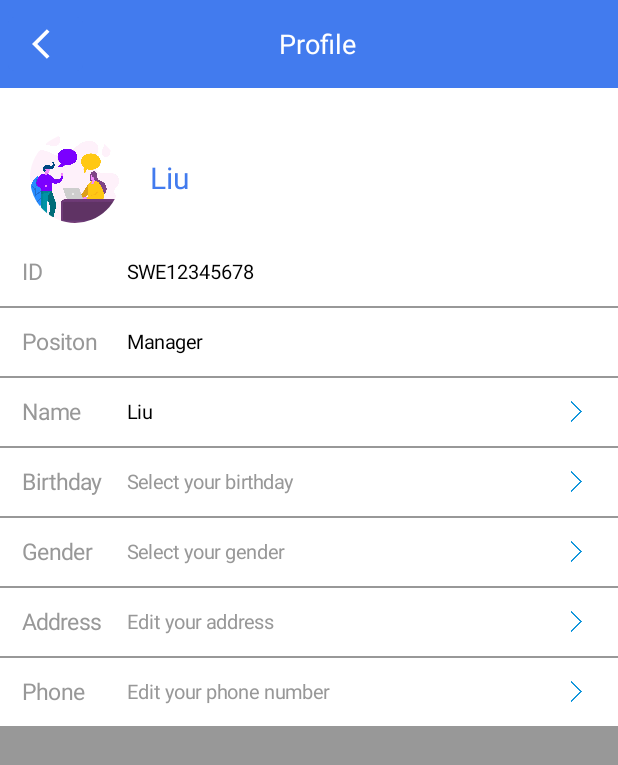
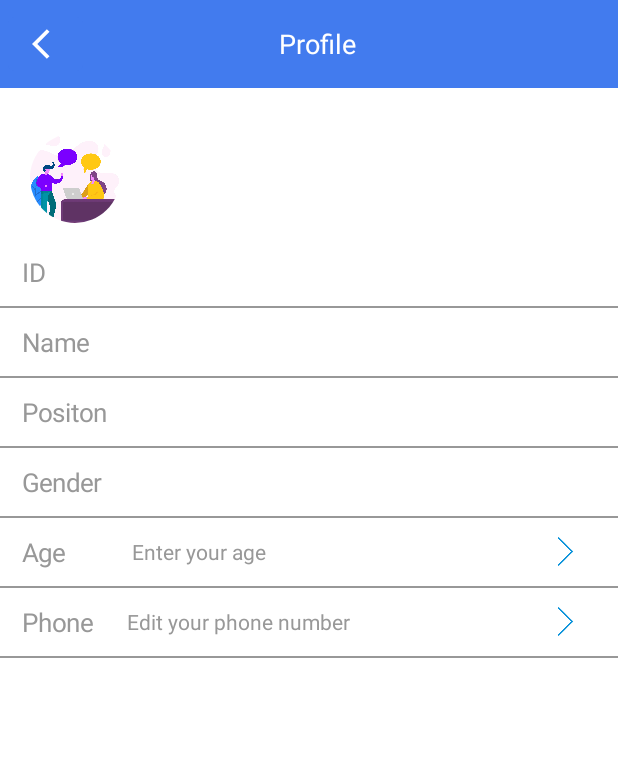
Before and after one commit to loahpotato/welfare_system, an Android app: the ProfileActivity screen opened directly, with no data from a screen before it, on a phone screen of 412 x 824 dp. Shown: the top 765 px of the screen. Run offline under Robolectric (Android 15) with nearby library versions, the phone set to English and light mode, and no system bars.

Commit message:
完成profile功能

```diff
--- a/app/src/main/AndroidManifest.xml
+++ b/app/src/main/AndroidManifest.xml
@@ -12,7 +12,8 @@
         android:roundIcon="@mipmap/ic_launcher_round"
         android:supportsRtl="true"
         android:theme="@style/Theme.WelfareHomesManagementSystem">
-        <activity android:name=".Activity.AppVersionActivity"></activity>
+        <activity android:name=".Activity.UpdateProfileActivity"></activity>
+        <activity android:name=".Activity.AppVersionActivity" />
         <activity android:name=".Activity.HomeFunction.HospitalListActivity" />
         <activity android:name=".Activity.HomeFunction.HealthCheckActivity" />
         <activity android:name=".Activity.HomeFunction.HealthResultActivity" />
--- a/app/src/main/java/com/example/welfarehomesmanagementsystem/Activity/ProfileActivity.java
+++ b/app/src/main/java/com/example/welfarehomesmanagementsystem/Activity/ProfileActivity.java
@@ -1,19 +1,99 @@
 package com.example.welfarehomesmanagementsystem.Activity;
 
+import android.content.Context;
+import android.content.DialogInterface;
+import android.content.Intent;
+import android.content.SharedPreferences;
+import android.database.Cursor;
 import android.os.Bundle;
+import android.util.AttributeSet;
+import android.view.MotionEvent;
+import android.view.View;
+import android.view.inputmethod.InputMethodManager;
+import android.widget.ImageView;
+import android.widget.TextView;
 
+import androidx.annotation.NonNull;
+import androidx.annotation.Nullable;
+import androidx.appcompat.app.AlertDialog;
 import androidx.appcompat.app.AppCompatActivity;
 
+import com.example.welfarehomesmanagementsystem.Activity.HomeFunction.HealthResultActivity;
+import com.example.welfarehomesmanagementsystem.DatabaseHelper;
 import com.example.welfarehomesmanagementsystem.R;
+import com.example.welfarehomesmanagementsystem.widget.ItemGroup;
 import com.example.welfarehomesmanagementsystem.widget.TitleLayout;
 
 public class ProfileActivity extends AppCompatActivity {
 
+    private TextView title_name;
+    private ItemGroup id,name,position,gender,age,phone;
+    private SharedPreferences pref ;
+    private DatabaseHelper DB;
     @Override
     protected void onCreate(Bundle savedInstanceState) {
         super.onCreate(savedInstanceState);
         setContentView(R.layout.activity_profile);
         TitleLayout t=findViewById(R.id.title_profile);
         t.setT(R.string.profile);
+
+        title_name=findViewById(R.id.profile_name);
+        id=findViewById(R.id.ig_id);
+        name=findViewById(R.id.ig_name);
+        position=findViewById(R.id.ig_position);
+        gender=findViewById(R.id.ig_gender);
+        age=findViewById(R.id.ig_age);
+        phone=findViewById(R.id.ig_phone);
+
+        DB = new DatabaseHelper(this);
+        pref= getSharedPreferences("CurrentUserId",MODE_PRIVATE);
+        String uid = pref.getString("currentUserId","");
+
+        Cursor result = DB.getUserById(uid);
+        while(result.moveToNext()) {
+            title_name.setText(result.getString(1));
+            id.setContent(uid);
+            name.setContent(result.getString(1));
+            if(result.getInt(3)==0)
+                position.setContent("Staff");
+            else
+                position.setContent("Manager");
+            gender.setContent(result.getString(6));
+            age.setContent(result.getString(4));
+            phone.setContent(result.getString(5));
+        }
+        age.getJtRightIv().setOnClickListener(new View.OnClickListener() {
+            @Override
+            public void onClick(View v) {
+                Intent intent = new Intent(ProfileActivity.this, UpdateProfileActivity.class);
+                startActivityForResult(intent,1);
+            }
+        });
+        phone.getJtRightIv().setOnClickListener(new View.OnClickListener() {
+            @Override
+            public void onClick(View v) {
+                Intent intent = new Intent(ProfileActivity.this, UpdateProfileActivity.class);
+                startActivityForResult(intent,1);
+            }
+        });
+
+    }
+
+    @Override
+    protected void onActivityResult(int requestCode, int resultCode, Intent data) {
+        super.onActivityResult(requestCode, resultCode, data);
+        switch (requestCode) {
+            case 1:
+                if (resultCode == RESULT_OK) {
+                    String re_age = data.getStringExtra("age");
+                    String re_phone = data.getStringExtra("phone");
+                    if(!re_age.equals(""))
+                        age.setContent(re_age);
+                    if(!re_phone.equals(""))
+                        phone.setContent(re_phone);
+                }
+                break;
+            default:
+        }
     }
 }
--- a/app/src/main/java/com/example/welfarehomesmanagementsystem/widget/ItemGroup.java
+++ b/app/src/main/java/com/example/welfarehomesmanagementsystem/widget/ItemGroup.java
@@ -1,12 +1,20 @@
 package com.example.welfarehomesmanagementsystem.widget;
 
+import android.annotation.SuppressLint;
 import android.content.Context;
 import android.content.res.TypedArray;
+import android.text.Editable;
+import android.text.InputType;
+import android.text.method.KeyListener;
 import android.util.AttributeSet;
+import android.util.Log;
+import android.view.KeyEvent;
 import android.view.LayoutInflater;
+import android.view.MotionEvent;
 import android.view.View;
 import android.widget.EditText;
 import android.widget.FrameLayout;
+import android.widget.ImageButton;
 import android.widget.ImageView;
 import android.widget.LinearLayout;
 import android.widget.TextView;
@@ -23,10 +31,14 @@ public class ItemGroup extends FrameLayout{
     private LinearLayout itemGroupLayout; //组合控件的布局
     private TextView titleTv; //标题
     private TextView contentEdt; //输入框
-    private ImageView jtRightIv; //向右的箭头
+    private ImageButton jtRightIv; //向右的箭头
 
-    public TextView getContentEdt() {
-        return contentEdt;
+    public ImageView getJtRightIv() {
+        return jtRightIv;
+    }
+
+    public void setContent(String contentEdt) {
+        this.contentEdt.setText(contentEdt);
     }
 
     public ItemGroup(@NonNull Context context) {
@@ -52,10 +64,11 @@ public class ItemGroup extends FrameLayout{
         itemGroupLayout = (LinearLayout) view.findViewById(R.id.item_group_layout);
         titleTv = (TextView) view.findViewById(R.id.title_tv);
         contentEdt = (TextView) view.findViewById(R.id.content_edt);
-        jtRightIv = (ImageView) view.findViewById(R.id.jt_right_iv);
+        jtRightIv = (ImageButton) view.findViewById(R.id.jt_right_iv);
         addView(view); //把自定义的这个组合控件的布局加入到当前FramLayout
     }
 
+    @SuppressLint("ClickableViewAccessibility")
     private void initAttrs(Context context, AttributeSet attrs) {
         int defaultTitleColor = context.getResources().getColor(R.color.gray);
         int defaultEdtColor = context.getResources().getColor(R.color.black);
@@ -67,10 +80,10 @@ public class ItemGroup extends FrameLayout{
         float paddingRight = typedArray.getDimension(R.styleable.ItemGroup_paddingRight, 15);
         float paddingTop = typedArray.getDimension(R.styleable.ItemGroup_paddingTop, 5);
         float paddingBottom = typedArray.getDimension(R.styleable.ItemGroup_paddingTop, 5);
-        float titleSize = typedArray.getDimension(R.styleable.ItemGroup_title_size, 15);
+        float titleSize = typedArray.getDimension(R.styleable.ItemGroup_title_size, 17);
         int titleColor = typedArray.getColor(R.styleable.ItemGroup_title_color, defaultTitleColor);
         String content = typedArray.getString(R.styleable.ItemGroup_edt_content);
-        float contentSize = typedArray.getDimension(R.styleable.ItemGroup_edt_text_size, 13);
+        float contentSize = typedArray.getDimension(R.styleable.ItemGroup_edt_text_size, 14);
         int contentColor = typedArray.getColor(R.styleable.ItemGroup_edt_text_color, defaultEdtColor);
         String hintContent = typedArray.getString(R.styleable.ItemGroup_edt_hint_content);
         int hintColor = typedArray.getColor(R.styleable.ItemGroup_edt_hint_text_color, defaultHintColor);
@@ -92,9 +105,10 @@ public class ItemGroup extends FrameLayout{
         contentEdt.setTextColor(contentColor);
         contentEdt.setHint(hintContent);
         contentEdt.setHintTextColor(hintColor);
-//        contentEdt.setFocusable(isEditable); //设置输入框是否可以编辑
-//        contentEdt.setClickable(true);
-//        contentEdt.setKeyListener(null);
+
+        //contentEdt.setKeyListener();
         jtRightIv.setVisibility(showJtIcon ? View.VISIBLE : View.GONE);  //设置向右的箭头图标是否可见
     }
+
+
 }
--- a/app/src/main/res/layout/activity_profile.xml
+++ b/app/src/main/res/layout/activity_profile.xml
@@ -6,7 +6,8 @@ android:layout_width="match_parent"
 android:layout_height="match_parent"
 tools:context=".Activity.ProfileActivity"
 android:orientation="vertical"
-android:background="@color/gray">
+android:background="@color/white"
+>
 
     <com.example.welfarehomesmanagementsystem.widget.TitleLayout
         android:layout_width="match_parent"
@@ -31,10 +32,10 @@ android:background="@color/gray">
             />
 
         <TextView
+            android:id="@+id/profile_name"
             android:layout_width="wrap_content"
             android:layout_height="wrap_content"
             android:layout_gravity="center"
-            android:text="Liu"
             android:textColor="@color/blue"
             android:layout_marginLeft="20dp"
             android:textSize="20sp"/>
@@ -45,51 +46,49 @@ android:background="@color/gray">
         android:id="@+id/ig_id"
         android:layout_width="match_parent"
         android:layout_height="wrap_content"
+        app:isEditable="false"
         app:jt_visible="false"
         app:paddingLeft="15dp"
-        app:edt_content="SWE12345678"
+        app:edt_content=""
         app:title="ID" />
+
+    <com.example.welfarehomesmanagementsystem.widget.ItemGroup
+        android:id="@+id/ig_name"
+        android:layout_width="match_parent"
+        android:layout_height="wrap_content"
+        app:isEditable="false"
+        app:jt_visible="false"
+        app:paddingLeft="15dp"
+        app:title="Name" />
 
     <com.example.welfarehomesmanagementsystem.widget.ItemGroup
         android:id="@+id/ig_position"
         android:layout_width="match_parent"
         android:layout_height="wrap_content"
+        app:isEditable="false"
         app:jt_visible="false"
         app:paddingLeft="15dp"
-        app:edt_content="Manager"
+        app:edt_content=""
         app:title="Positon" />
-
-    <com.example.welfarehomesmanagementsystem.widget.ItemGroup
-        android:id="@+id/ig_name"
-        android:layout_width="match_parent"
-        android:layout_height="wrap_content"
-        app:edt_content="Liu"
-        app:paddingLeft="15dp"
-        app:title="Name" />
-
-    <com.example.welfarehomesmanagementsystem.widget.ItemGroup
-        android:id="@+id/ig_birth"
-        android:layout_width="match_parent"
-        android:layout_height="wrap_content"
-        app:edt_hint_content="Select your birthday"
-        app:paddingLeft="15dp"
-        app:title="Birthday" />
 
     <com.example.welfarehomesmanagementsystem.widget.ItemGroup
         android:id="@+id/ig_gender"
         android:layout_width="match_parent"
         android:layout_height="wrap_content"
-        app:edt_hint_content="Select your gender"
+        app:isEditable="false"
+        app:jt_visible="false"
+        app:edt_content=""
         app:paddingLeft="15dp"
         app:title="Gender" />
 
     <com.example.welfarehomesmanagementsystem.widget.ItemGroup
-        android:id="@+id/ig_address"
+        android:id="@+id/ig_age"
         android:layout_width="match_parent"
         android:layout_height="wrap_content"
-        app:edt_hint_content="Edit your address"
+        app:edt_hint_content=" Enter your age"
         app:paddingLeft="15dp"
-        app:title="Address" />
+        app:title="Age" />
+
 
     <com.example.welfarehomesmanagementsystem.widget.ItemGroup
         android:id="@+id/ig_phone"
--- a/app/src/main/res/layout/item_group_layout.xml
+++ b/app/src/main/res/layout/item_group_layout.xml
@@ -13,7 +13,10 @@
         android:layout_height="45dp"
         android:background="@color/white"
         android:gravity="center_vertical"
-        android:orientation="horizontal">
+        android:orientation="horizontal"
+        android:focusable="true"
+        android:clickable="true"
+        android:focusableInTouchMode="true">
 
         <TextView
             android:id="@+id/title_tv"
@@ -37,16 +40,16 @@
             android:textColor="@color/gray"
             android:textSize="15sp" />
 
-
         <!--点击跳转或者弹出选择框-->
-        <ImageView
+        <ImageButton
             android:id="@+id/jt_right_iv"
-            android:layout_width="15dp"
+            android:layout_width="30dp"
             android:layout_height="30dp"
             android:layout_marginEnd="10dp"
-            android:padding="8dp"
+            android:padding="5dp"
             android:scaleType="centerCrop"
-            android:src="@mipmap/blue_arrow" />
+            android:src="@mipmap/blue_arrow"
+            android:background="@null"/>
     </LinearLayout>
 
     <View
--- a/app/src/main/res/values/strings.xml
+++ b/app/src/main/res/values/strings.xml
@@ -11,4 +11,5 @@
     <string name="hospital_list">Hospital List</string>
     <string name="healthresult">Health Check Results</string>
     <string name="appversion">App Version</string>
+    <string name="update_profile">Update Profile</string>
 </resources>
```
Also changed, not shown: app/src/main/java/com/example/welfarehomesmanagementsystem/Activity/UpdateProfileActivity.java (added, +81 -0 lines), app/src/main/java/com/example/welfarehomesmanagementsystem/DatabaseHelper.java (+19 -0 lines), app/src/main/res/layout/activity_update_profile.xml (added, +47 -0 lines).
